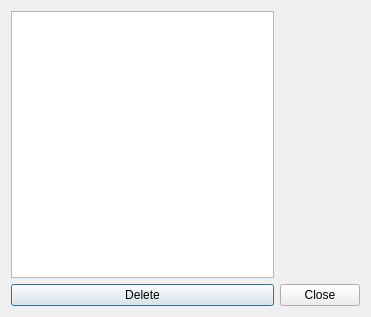
qreal/qreal, file qrgui/dialogs/propertiesDialog.ui: the form before one commit.
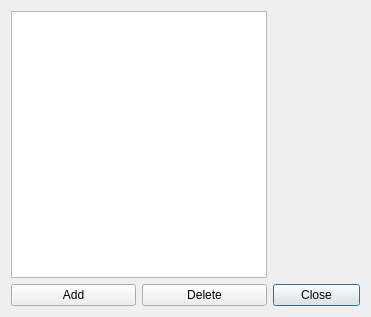
The form after the commit.

Diff of the .ui file:
```diff
--- a/qrgui/dialogs/propertiesDialog.ui
+++ b/qrgui/dialogs/propertiesDialog.ui
@@ -14,23 +14,30 @@
    <string>Dialog</string>
   </property>
   <layout class="QGridLayout" name="gridLayout">
-   <item row="0" column="0">
+   <item row="0" column="0" colspan="2">
     <widget class="QListWidget" name="PropertiesNamesList"/>
    </item>
-   <item row="1" column="0">
-    <widget class="QPushButton" name="deleteButton">
-     <property name="text">
-      <string>Delete</string>
-     </property>
-    </widget>
-   </item>
-   <item row="1" column="1">
+   <item row="2" column="2">
     <widget class="QPushButton" name="closeButton">
      <property name="text">
       <string>Close</string>
      </property>
     </widget>
    </item>
+   <item row="2" column="1">
+    <widget class="QPushButton" name="deleteButton">
+     <property name="text">
+      <string>Delete</string>
+     </property>
+    </widget>
+   </item>
+   <item row="2" column="0">
+    <widget class="QPushButton" name="addButton">
+     <property name="text">
+      <string>Add</string>
+     </property>
+    </widget>
+   </item>
   </layout>
  </widget>
  <resources/>
```
